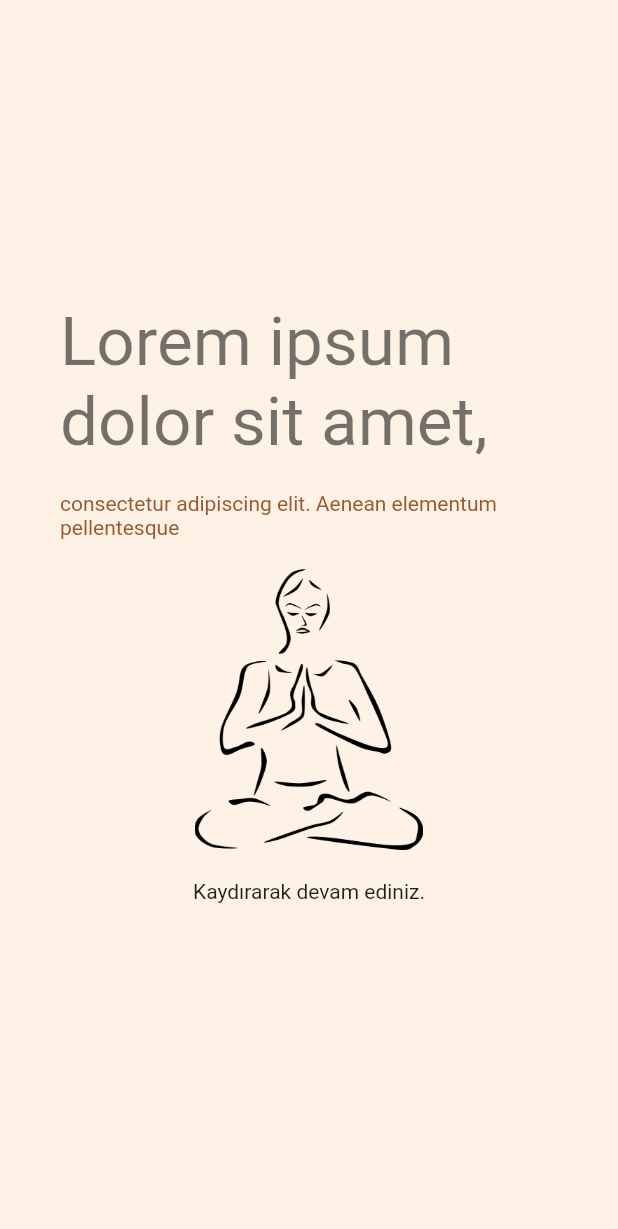
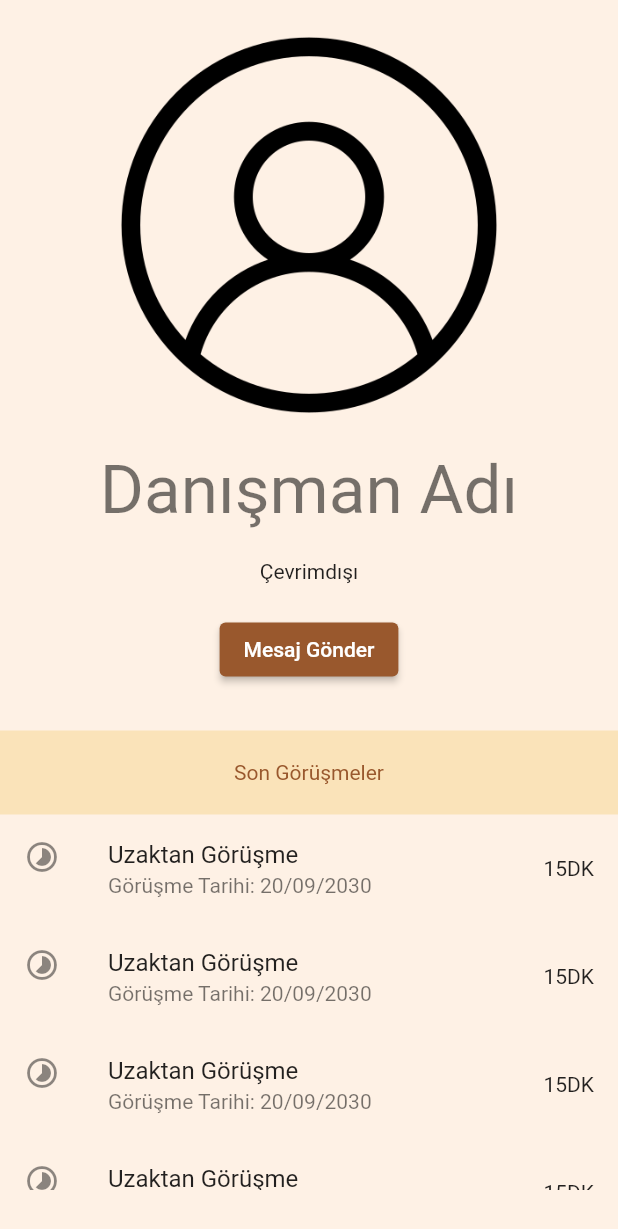
Before and after one commit to ulasyl/design, a Flutter app: the screen it shows after launch, on a phone screen of 412 x 824 dp. Shown: the top 1229 px of the screen. Run offline on Flutter 3.47's test engine with Material 2 defaults, Android fonts, the phone set to English and light mode, and no system bars; missing offline and left inert: dart:ffi.

Commit message:
güncelleme

```diff
--- a/lib/main.dart
+++ b/lib/main.dart
@@ -1,5 +1,6 @@
 import 'package:flutter/material.dart';
 import 'package:proje/screens/first_screen.dart';
+import 'package:proje/screens/main_educator.dart';
 
 void main() {
   runApp(const MyApp());
@@ -26,7 +27,7 @@ class MyApp extends StatelessWidget {
         ),
         scaffoldBackgroundColor: mainColor
       ),
-      home: const karsilama()
+      home: const mainEducator()
     );
   }
 }
--- /dev/null
+++ b/lib/screens/main_educator.dart
@@ -0,0 +1,78 @@
+import 'package:flutter/material.dart';
+import 'package:flutter/src/widgets/container.dart';
+import 'package:flutter/src/widgets/framework.dart';
+import 'package:proje/common/appBarBack.dart';
+import 'package:proje/main.dart';
+import 'package:proje/widgets/primary-button.dart';
+
+class mainEducator extends StatefulWidget {
+  const mainEducator({super.key});
+
+  @override
+  State<mainEducator> createState() => _mainEducatorState();
+}
+
+class _mainEducatorState extends State<mainEducator> {
+  @override
+  Widget build(BuildContext context) {
+    return Scaffold(
+      body: ListView(
+        children:[ Column(
+          crossAxisAlignment: CrossAxisAlignment.center,
+          mainAxisAlignment: MainAxisAlignment.center,
+          children: [
+            Container(
+              alignment: Alignment.center,
+              child: Image.asset("assets/images/profil.png",width: 300,)
+            ),
+          Text("Danışman Adı",style: Theme.of(context).textTheme.displaySmall),
+          Padding(
+            padding: const EdgeInsets.symmetric(vertical:20.0),
+            child: Text("Çevrimdışı",style: Theme.of(context).textTheme.bodyText2,),
+          ),
+          Padding(
+            padding: const EdgeInsets.only(bottom:30.0),
+            child: primaryButton("Mesaj Gönder",null),
+          ),
+          Container(
+            width: MediaQuery.of(context).size.width,
+            color: fifthColor,
+            padding: EdgeInsets.symmetric(vertical: 20),
+            alignment: Alignment.bottomCenter,
+            child: Text("Son Görüşmeler", style: TextStyle(
+              color: secondaryColor
+            ),)),
+          Container(
+            height: 250,
+            child: ListView(
+              shrinkWrap: true,
+              children: [
+                lastCall(),
+                lastCall(),
+                lastCall(),
+                lastCall(),
+                lastCall(),
+              ],
+            ),
+          )
+        ]),
+     ]),
+    );
+  }
+}
+
+class lastCall extends StatelessWidget {
+  const lastCall({
+    Key? key,
+  }) : super(key: key);
+
+  @override
+  Widget build(BuildContext context) {
+    return ListTile(
+      title: Text("Uzaktan Görüşme"),
+      subtitle: Text("Görüşme Tarihi: 20/09/2030"),
+      leading: Icon(Icons.timelapse),
+      trailing: Text("15DK"),
+    );
+  }
+}
--- a/lib/screens/meditation_screen.dart
+++ b/lib/screens/meditation_screen.dart
@@ -37,7 +37,7 @@ class _meditationScreenState extends State<meditationScreen> {
                   )
               ),
               child: Column(children: [
-                Expanded(child: ClipRRect(borderRadius: BorderRadius.all(Radius.circular(50)),child: Image.asset("assets/images/gorsel4.jpeg"),)),
+                Expanded(child: ClipRRect(borderRadius: BorderRadius.all(Radius.circular(20)),child: Image.asset("assets/images/gorsel4.jpeg"),)),
                 Padding(
                   padding: const EdgeInsets.symmetric(vertical:10.0),
                   child: Text("Müziğin Adı",style: Theme.of(context).textTheme.headline6,),
```
Also changed, not shown: assets/images/profil.png (added).
